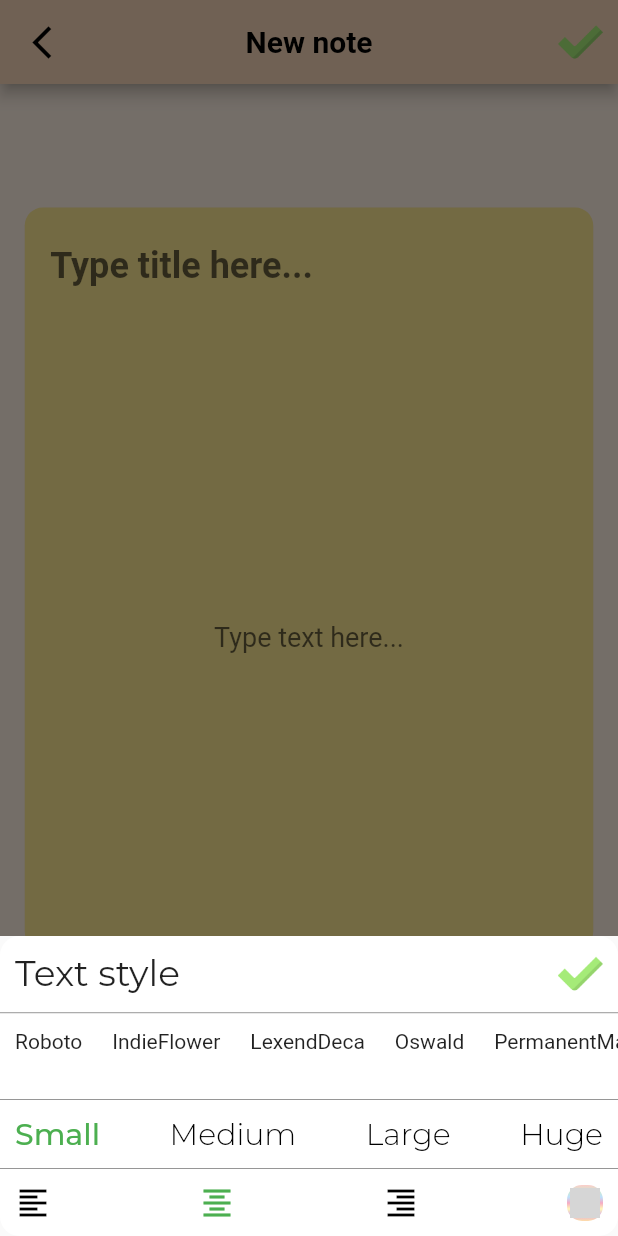
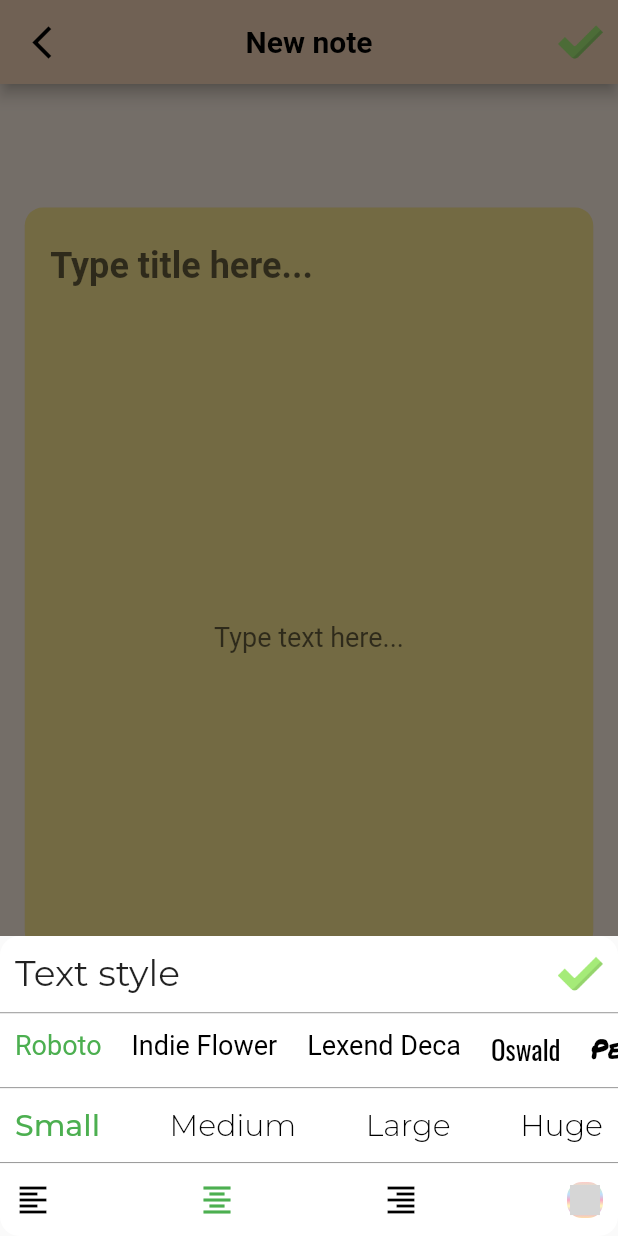
Before and after one commit to TranDinhNam1999/flutter_note_app, a Flutter app: the NoteAddPage screen opened directly, item 3 of the bottom bar chosen, on a phone screen of 412 x 824 dp. Run offline on Flutter 3.47's test engine with Material 2 defaults, Android fonts, the phone set to English and light mode, and no system bars; our stand-ins replace dartz, equatable, flutter_bloc, get_it, google_fonts, internet_connection_checker and 3 more; missing offline and left inert: flex_color_picker; accounts and stored records are empty; Roboto replaces fonts that are missing (Indie Flower, Lexend Deca); grey boxes are pictures that could not be loaded.

Commit message:
created add note bloc

```diff
--- a/note_app/lib/core/theme/app_font.dart
+++ b/note_app/lib/core/theme/app_font.dart
@@ -1,21 +1,21 @@
 const List<String> listFont = [
   "Roboto",
-  "IndieFlower",
-  "LexendDeca",
+  "Indie Flower",
+  "Lexend Deca",
   "Oswald",
-  "PermanentMarker",
+  "Permanent Marker",
   "Caveat",
   "Quicksand",
   "Pacifico",
-  "AmaticSC",
-  "BadScript",
-  "MeowScript",
+  "Amatic SC",
+  "Bad Script",
+  "Meow Script",
   "Barriecito",
-  "MarckScript",
+  "Marck Script",
   "Neucha",
-  "OpenSansCondensed",
+  "Open Sans Condensed",
   "Rubik",
   "Sacramento",
-  "KellySlab",
-  "RobotoMono"
+  "Kelly Slab",
+  "Roboto Mono"
 ];
--- a/note_app/lib/core/util/custom_text_field.dart
+++ b/note_app/lib/core/util/custom_text_field.dart
@@ -50,7 +50,7 @@ class _CustomTextFieldState extends State<CustomTextField> {
     return TextField(
       focusNode: widget.focusNode,
       obscureText: widget.obscureText,
-      style: GoogleFonts.getFont('Roboto',
+      style: GoogleFonts.getFont(widget.googlefont,
           color: widget.textColor,
           fontWeight: widget.fontWeight,
           fontSize: widget.fontSize),
--- a/note_app/lib/features/note/domain/entites/note.dart
+++ b/note_app/lib/features/note/domain/entites/note.dart
@@ -6,14 +6,19 @@ class Note extends Equatable {
   final String body;
   final int isPin;
   final int indexColor;
+  final int indexFont;
+  final String colorText;
 
   const Note(
       {required this.uuid,
       required this.title,
       required this.body,
       required this.isPin,
-      required this.indexColor});
+      required this.indexColor,
+      required this.indexFont,
+      required this.colorText});
 
   @override
-  List<Object?> get props => [uuid, title, body, isPin, indexColor];
+  List<Object?> get props =>
+      [uuid, title, body, isPin, indexColor, indexFont, colorText];
 }
--- a/note_app/lib/features/note/domain/usecases/add_note.dart
+++ b/note_app/lib/features/note/domain/usecases/add_note.dart
@@ -10,7 +10,7 @@ class AddNoteUsecase {
 
   AddNoteUsecase(this.repository);
 
-  Future<Either<Failure, Unit>> call(Note post) async {
-    return await repository.addNote(post);
+  Future<Either<Failure, Unit>> call(Note note) async {
+    return await repository.addNote(note);
   }
 }
--- a/note_app/lib/features/note/presentation/bloc/notes_bloc.dart
+++ b/note_app/lib/features/note/presentation/bloc/notes_bloc.dart
@@ -1,5 +1,6 @@
 import 'package:equatable/equatable.dart';
 import 'package:flutter_bloc/flutter_bloc.dart';
+import 'package:note_app/features/note/domain/usecases/add_note.dart';
 import 'package:note_app/features/note/domain/usecases/delete_note.dart';
 
 import '../../domain/entites/note.dart';
@@ -11,12 +12,17 @@ part 'notes_state.dart';
 class NotesBloc extends Bloc<NotesEvent, NotesState> {
   final GetAllNotesUsecase getAllNotesUsecase;
   final DeleteNoteUsecase deleteNoteUsecase;
+  final AddNoteUsecase addNoteUsecase;
 
-  NotesBloc({required this.getAllNotesUsecase, required this.deleteNoteUsecase})
+  NotesBloc(
+      {required this.getAllNotesUsecase,
+      required this.deleteNoteUsecase,
+      required this.addNoteUsecase})
       : super(const NotesState()) {
     on<InitStateEvent>(_onInitStateEvent);
     on<GetAllNotesEvent>(_onGetAllNotesEvent);
     on<DeleteNoteEvent>(_onDeleteNoteEvent);
+    on<AddNoteEvent>(_onAddNoteEvent);
   }
 
   Future<void> _onInitStateEvent(
@@ -60,4 +66,20 @@ class NotesBloc extends Bloc<NotesEvent, NotesState> {
       emit(state.copyWith(status: NoteStatus.failure, notes: null));
     }
   }
+
+  Future<void> _onAddNoteEvent(
+      AddNoteEvent event, Emitter<NotesState> emit) async {
+    emit(state.copyWith(status: NoteStatus.loading, notes: state.notes));
+
+    try {
+      await addNoteUsecase(event.note);
+
+      var data = await getAllNotesUsecase();
+      emit(state.copyWith(
+          status: NoteStatus.addSuccess,
+          notes: data.fold(((l) => null), (r) => r)));
+    } catch (e) {
+      emit(state.copyWith(status: NoteStatus.failure, notes: null));
+    }
+  }
 }
--- a/note_app/lib/features/note/presentation/pages/notes_add_page.dart
+++ b/note_app/lib/features/note/presentation/pages/notes_add_page.dart
@@ -1,10 +1,15 @@
 import 'package:flutter/material.dart';
+import 'package:flutter_bloc/flutter_bloc.dart';
 import 'package:google_fonts/google_fonts.dart';
 import 'package:note_app/core/string/icons.dart';
+import 'package:note_app/core/theme/app_font.dart';
 import 'package:note_app/features/note/presentation/widgets/common/common.dart';
 import 'package:sizer/sizer.dart';
+import 'package:uuid/uuid.dart';
 import '../../../../core/theme/app_color.dart';
 import '../../../../core/util/custom_text_field.dart';
+import '../../domain/entites/note.dart';
+import '../bloc/notes_bloc.dart';
 import '../widgets/notes_add_page/notes_icon.dart';
 import '../widgets/notes_add_page/notes_model_bottom_sheet_text_style.dart';
 import '../widgets/notes_add_page/notes_stick_dialog.dart';
@@ -37,6 +42,7 @@ class _NoteAddPageState extends State<NoteAddPage> {
   late TextStyleEnum textStyleNote = TextStyleEnum.small;
   late IconAlignEnum iconAlignNote = IconAlignEnum.center;
   late Color textColor = Colors.black;
+  late int indexFontText = 0;
 
   @override
   void initState() {
@@ -69,7 +75,16 @@ class _NoteAddPageState extends State<NoteAddPage> {
         actions: [
           GestureDetector(
               onTap: (() {
-                Navigator.pop(context);
+                var uuid = const Uuid();
+                Note note = Note(
+                    uuid: uuid.v4(),
+                    title: _titleTextController.text,
+                    body: _bodyTextController.text,
+                    isPin: isPin,
+                    indexColor: indexColor,
+                    indexFont: indexFontText,
+                    colorText: textColor.toString());
+                context.read<NotesBloc>().add(AddNoteEvent(note: note));
               }),
               child: Padding(
                 padding: const EdgeInsets.only(right: 10),
@@ -178,6 +193,12 @@ class _NoteAddPageState extends State<NoteAddPage> {
                                 textColor = value;
                               });
                             },
+                            fontTextCurrent: listFont[indexFontText],
+                            fontTextChangeValueSetter: (value) {
+                              setState(() {
+                                indexFontText = value;
+                              });
+                            },
                           ));
                 },
               ),
@@ -213,12 +234,13 @@ class _NoteAddPageState extends State<NoteAddPage> {
           child: CustomTextField(
             controller: _titleTextController,
             focusNode: texttitleFocusNode,
-            textColor: Colors.black,
+            textColor: textColor,
             borderColor: listColors[indexColor],
             hint: "Type title here...",
             inputType: TextInputType.text,
             fontWeight: FontWeight.bold,
             textAlign: TextAlign.left,
+            googlefont: listFont[indexFontText],
           ),
         ),
         (isPin == 0)
@@ -249,6 +271,7 @@ class _NoteAddPageState extends State<NoteAddPage> {
           textAlign: iconAlignNote.textAlign,
           fontSize: textStyleNote.sizetext,
           isExpand: true,
+          googlefont: listFont[indexFontText],
         ),
       ),
     );
--- a/note_app/lib/features/note/presentation/widgets/notes_add_page/notes_animated_text_bottom_sheet.dart
+++ b/note_app/lib/features/note/presentation/widgets/notes_add_page/notes_animated_text_bottom_sheet.dart
@@ -17,7 +17,7 @@ class NoteAnimatedTextBottomSheet extends StatelessWidget {
   Widget build(BuildContext context) {
     return AnimatedDefaultTextStyle(
       curve: Curves.bounceInOut,
-      duration: const Duration(milliseconds: 300),
+      duration: const Duration(milliseconds: 200),
       style: GoogleFonts.montserrat(
           fontSize: 20,
           fontWeight: textStyleNote == textStyleCurrent
--- a/note_app/lib/features/note/presentation/widgets/notes_add_page/notes_model_bottom_sheet_text_style.dart
+++ b/note_app/lib/features/note/presentation/widgets/notes_add_page/notes_model_bottom_sheet_text_style.dart
@@ -1,8 +1,6 @@
 import 'package:flutter/cupertino.dart';
 import 'package:flutter/material.dart';
 import 'package:google_fonts/google_fonts.dart';
-import 'package:sizer/sizer.dart';
-
 import '../../../../../core/string/icons.dart';
 import '../../../../../core/theme/app_font.dart';
 import '../common/common.dart';
@@ -19,17 +17,22 @@ class NoteModelBottomSheetTextStyle extends StatelessWidget {
       required this.iconAlignNote,
       required this.iconAlignEnumValueSetter,
       required this.textColor,
-      required this.textColorChangeValueSetter});
+      required this.textColorChangeValueSetter,
+      required this.fontTextCurrent,
+      required this.fontTextChangeValueSetter});
   TextStyleEnum textStyleNote;
   ValueSetter<TextStyleEnum> textStyleEnumValueSetter = (value) {};
   IconAlignEnum iconAlignNote;
   ValueSetter<IconAlignEnum> iconAlignEnumValueSetter = (value) {};
   Color textColor;
   ValueSetter<Color> textColorChangeValueSetter = (value) {};
+  String fontTextCurrent;
+  ValueSetter<int> fontTextChangeValueSetter = (value) {};
 
   @override
   Widget build(BuildContext context) {
-    var sizeText = Padding(
+    var sizeText = Expanded(
+      child: Padding(
         padding: const EdgeInsets.all(10),
         child: StatefulBuilder(
           builder: (BuildContext context, setState) => Row(
@@ -70,9 +73,10 @@ class NoteModelBottomSheetTextStyle extends StatelessWidget {
             ],
           ),
         ),
+      ),
     );
-
-    var alignIcon = Padding(
+    var alignIcon = Expanded(
+      child: Padding(
         padding: const EdgeInsets.all(10),
         child: StatefulBuilder(
           builder: (BuildContext context, setState) => Row(
@@ -111,6 +115,35 @@ class NoteModelBottomSheetTextStyle extends StatelessWidget {
             ],
           ),
         ),
+      ),
+    );
+    var fontSize = StatefulBuilder(
+      builder: (BuildContext context, setState) => Expanded(
+        child: ListView.builder(
+          scrollDirection: Axis.horizontal,
+          itemCount: listFont.length,
+          itemBuilder: (context, index) {
+            return Padding(
+              padding: const EdgeInsets.all(10),
+              child: GestureDetector(
+                onTap: () {
+                  fontTextChangeValueSetter(index);
+                  setState(() => fontTextCurrent = listFont[index]);
+                },
+                child: Text(
+                  listFont[index],
+                  style: GoogleFonts.getFont(listFont[index],
+                      fontSize: 18,
+                      fontWeight: FontWeight.w400,
+                      color: fontTextCurrent == listFont[index]
+                          ? Colors.green
+                          : Colors.black),
+                ),
+              ),
+            );
+          },
+        ),
+      ),
     );
     return CupertinoPopupSurface(
       child: Container(
@@ -145,18 +178,7 @@ class NoteModelBottomSheetTextStyle extends StatelessWidget {
               color: Color.fromARGB(255, 150, 150, 150),
               height: 2,
             ),
-            Expanded(
-              child: ListView.builder(
-                scrollDirection: Axis.horizontal,
-                itemCount: listFont.length,
-                itemBuilder: (context, index) {
-                  return Padding(
-                    padding: const EdgeInsets.all(10),
-                    child: Text(listFont[index]),
-                  );
-                },
-              ),
-            ),
+            fontSize,
             const Divider(
               color: Color.fromARGB(255, 150, 150, 150),
               height: 2,
--- a/note_app/lib/ingection_container.dart
+++ b/note_app/lib/ingection_container.dart
@@ -21,8 +21,8 @@ Future<void> init() async {
 
   // Bloc
 
-  sl.registerFactory(
-      () => NotesBloc(getAllNotesUsecase: sl(), deleteNoteUsecase: sl()));
+  sl.registerFactory(() => NotesBloc(
+      getAllNotesUsecase: sl(), deleteNoteUsecase: sl(), addNoteUsecase: sl()));
 
   // Usecases
   sl.registerLazySingleton(() => AddNoteUsecase(sl()));
```
Also changed, not shown: note_app/lib/features/note/data/datasources/note_local_data_sources.dart (+13 -5 lines), note_app/lib/features/note/data/model/note_model.dart (+17 -8 lines), note_app/lib/features/note/data/repositories/note_repository_impl.dart (+6 -2 lines), note_app/lib/features/note/presentation/widgets/notes_add_page/notes_color_picker_dialog.dart (+5 -4 lines). Lines whose indentation alone changed are shown as unchanged.
